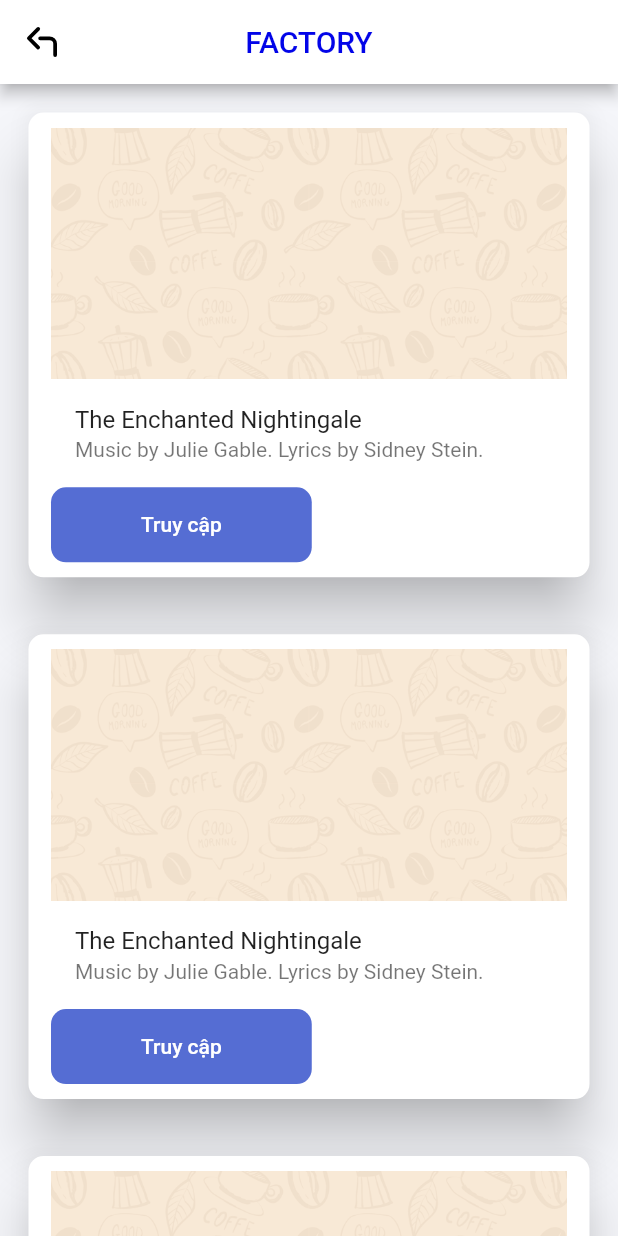
After one commit to THANHMAP/water_iot, a Flutter app: the screen it shows after launch, after a tap on "Factory", on a phone screen of 412 x 824 dp. The commit adds this screen. Run offline on Flutter 3.47's test engine with Material 2 defaults, Android fonts, the phone set to English and light mode, and no system bars; our stand-ins replace flutter_svg; Roboto replaces fonts that are missing (Poppins).

Commit message:
creat factrory screen

```diff
--- a/lib/main.dart
+++ b/lib/main.dart
@@ -1,5 +1,6 @@
 import 'package:flutter/material.dart';
 import 'package:water_iot/constants.dart';
+import 'package:water_iot/screen/factory/factory.dart';
 import 'package:water_iot/screen/login/login.dart';
 import 'package:water_iot/screen/login/login_screen.dart';
 import 'package:water_iot/screen/main/main.dart';
@@ -40,6 +41,7 @@ class MyApp extends StatelessWidget {
       ),
       // home: SplashScreen(),
       home: MainPage(),
+      // home:Factory()
     );
   }
 }
--- /dev/null
+++ b/lib/screen/factory/factory.dart
@@ -0,0 +1,140 @@
+import 'package:flutter/cupertino.dart';
+import 'package:flutter/material.dart';
+import 'package:flutter_svg/svg.dart';
+import 'package:water_iot/screen/main/main.dart';
+import 'package:water_iot/screen/main/setting.dart';
+
+import '../../constants.dart';
+
+class Factory extends StatefulWidget {
+  @override
+  _FactoryState createState() => _FactoryState();
+}
+
+class _FactoryState extends State<Factory> {
+  @override
+  Widget build(BuildContext context) {
+    return Scaffold(
+      backgroundColor: Color(0xFFF5F6FA),
+      appBar: AppBar(
+          title: Text(
+            "FACTORY",
+            style: TextStyle(color: mTexHeadLoginColor),
+          ),
+          centerTitle: true,
+          leading: IconButton(
+              icon: SvgPicture.asset(
+                'assets/images/ic_back.svg',
+                height: 20.0,
+                width: 20.0,
+                allowDrawingOutsideViewBox: true,
+              ),
+              onPressed: () {
+                Navigator.pop(context);
+                // Do something.
+              })),
+      body: Stack(
+        children: <Widget>[
+          ListView(
+            children: <Widget>[_buildCard(), _buildCard(), _buildCard(), _buildCard(), _buildCard(), _buildCard(), _buildCard(), _buildCard()],
+          ),
+        ],
+      ),
+    );
+  }
+
+  Widget _buildCard() {
+    return Padding(
+      padding: const EdgeInsets.all(15.0),
+      child: Card(
+        clipBehavior: Clip.antiAlias,
+        elevation: 16,
+        shape:
+            RoundedRectangleBorder(borderRadius: BorderRadius.circular(10.0)),
+        child: InkWell(
+          onTap: () {},
+          child: Column(
+            mainAxisSize: MainAxisSize.min,
+            crossAxisAlignment: CrossAxisAlignment.start,
+            children: <Widget>[
+              Container(
+                width: double.infinity,
+                padding: EdgeInsets.symmetric(vertical: 10, horizontal: 0),
+                margin: EdgeInsets.symmetric(vertical: 0, horizontal: 15),
+                child: Column(
+                  children: <Widget>[
+                    new Row(
+                      children: [
+                        Flexible(
+                          child: Image.asset(
+                            "assets/images/header.png",
+                          ),
+                          // child: Ink.image(
+                          //   image: AssetImage("assets/images/header.png"),
+                          //   fit: BoxFit.fitWidth,
+                          //   height: 190,
+                          // ),
+                        ),
+                      ],
+                    ),
+                    ListTile(
+                      title: Text('The Enchanted Nightingale'),
+                      subtitle:
+                          Text('Music by Julie Gable. Lyrics by Sidney Stein.'),
+                    ),
+                    Row(
+                      mainAxisAlignment: MainAxisAlignment.start,
+                      children: <Widget>[
+                        FlatButton(
+                          padding: EdgeInsets.symmetric(
+                              vertical: 17, horizontal: 60),
+                          onPressed: () {
+                            Navigator.pushAndRemoveUntil(
+                              context,
+                              MaterialPageRoute(
+                                builder: (context) {
+                                  return MainPage();
+                                },
+                              ),
+                              (route) => false,
+                            );
+                          },
+                          child: Text(
+                            "Truy cập",
+                            style: TextStyle(color: Colors.white),
+                          ),
+                          color: loginButtonColor,
+                          shape: RoundedRectangleBorder(
+                            borderRadius: BorderRadius.circular(10.0),
+                          ),
+                        ),
+                        // TextButton(
+                        //   child: const Text('BUY TICKETS'),
+                        //   onPressed: () {
+                        //     /* ... */
+                        //   },
+                        // ),
+                        // const SizedBox(width: 8),
+                        // TextButton(
+                        //   child: const Text('LISTEN'),
+                        //   onPressed: () {
+                        //     /* ... */
+                        //   },
+                        // ),
+                        // const SizedBox(width: 8),
+                      ],
+                    ),
+                  ],
+                ),
+              ),
+
+              // Row(
+
+              // ),
+            ],
+          ),
+        ),
+      ),
+    );
+  }
+}
--- a/lib/screen/main/dashboard.dart
+++ b/lib/screen/main/dashboard.dart
@@ -1,6 +1,7 @@
 import 'package:flutter/cupertino.dart';
 import 'package:flutter/material.dart';
 import 'package:flutter_svg/svg.dart';
+import 'package:water_iot/screen/factory/factory.dart';
 
 import '../../ProgressHUD.dart';
 import '../../constants.dart';
@@ -61,19 +62,22 @@ class _DashBoardPageState extends State<DashBoardPage> {
                 margin: EdgeInsets.symmetric(vertical: 20, horizontal: 10),
                 child: new Column(
                   children: <Widget>[
-                    Container(
+                    InkWell(
+                      child: Container(
                         width: double.infinity,
-                      height: 70,
+                        height: 73,
                         padding:
                             EdgeInsets.symmetric(vertical: 10, horizontal: 20),
-                      margin: EdgeInsets.symmetric(vertical: 0, horizontal: 10),
+                        margin:
+                            EdgeInsets.symmetric(vertical: 0, horizontal: 10),
                         decoration: BoxDecoration(
                           borderRadius: BorderRadius.circular(10),
                           color: Theme.of(context).primaryColor,
                           boxShadow: [
                             BoxShadow(
-                              color:
-                                  Theme.of(context).hintColor.withOpacity(0.2),
+                                color: Theme.of(context)
+                                    .hintColor
+                                    .withOpacity(0.2),
                                 offset: Offset(0, 10),
                                 blurRadius: 20)
                           ],
@@ -120,12 +124,17 @@ class _DashBoardPageState extends State<DashBoardPage> {
                           ],
                         ),
                       ),
+                      onTap: () {
+                        Navigator.push(
+                          context,
+                          MaterialPageRoute(builder: (context) => Factory()),
+                        );
+                      },
+                    ),
                     SizedBox(height: 13),
-
-
                     Container(
                       width: double.infinity,
-                      height: 70,
+                      height: 73,
                       padding:
                           EdgeInsets.symmetric(vertical: 10, horizontal: 20),
                       margin: EdgeInsets.symmetric(vertical: 0, horizontal: 10),
@@ -183,8 +192,6 @@ class _DashBoardPageState extends State<DashBoardPage> {
                       ),
                     ),
                     SizedBox(height: 13),
-
-
                     Container(
                       width: double.infinity,
                       height: 70,
@@ -245,8 +252,6 @@ class _DashBoardPageState extends State<DashBoardPage> {
                       ),
                     ),
                     SizedBox(height: 13),
-
-
                     Container(
                       width: double.infinity,
                       height: 70,
@@ -307,12 +312,9 @@ class _DashBoardPageState extends State<DashBoardPage> {
                       ),
                     ),
                     SizedBox(height: 13),
-
-
-
                     Container(
                       width: double.infinity,
-                      height: 70,
+                      height: 73,
                       padding:
                           EdgeInsets.symmetric(vertical: 10, horizontal: 20),
                       margin: EdgeInsets.symmetric(vertical: 0, horizontal: 10),
@@ -370,9 +372,6 @@ class _DashBoardPageState extends State<DashBoardPage> {
                       ),
                     ),
                     SizedBox(height: 13),
-
-
-
                     Container(
                       width: double.infinity,
                       height: 70,
@@ -433,13 +432,9 @@ class _DashBoardPageState extends State<DashBoardPage> {
                       ),
                     ),
                     SizedBox(height: 13),
-
-
-
-
                     Container(
                       width: double.infinity,
-                      height: 70,
+                      height: 73,
                       padding:
                           EdgeInsets.symmetric(vertical: 10, horizontal: 20),
                       margin: EdgeInsets.symmetric(vertical: 0, horizontal: 10),
```
Also changed, not shown: assets/images/img_factory.png (added). Lines whose indentation alone changed are shown as unchanged.
